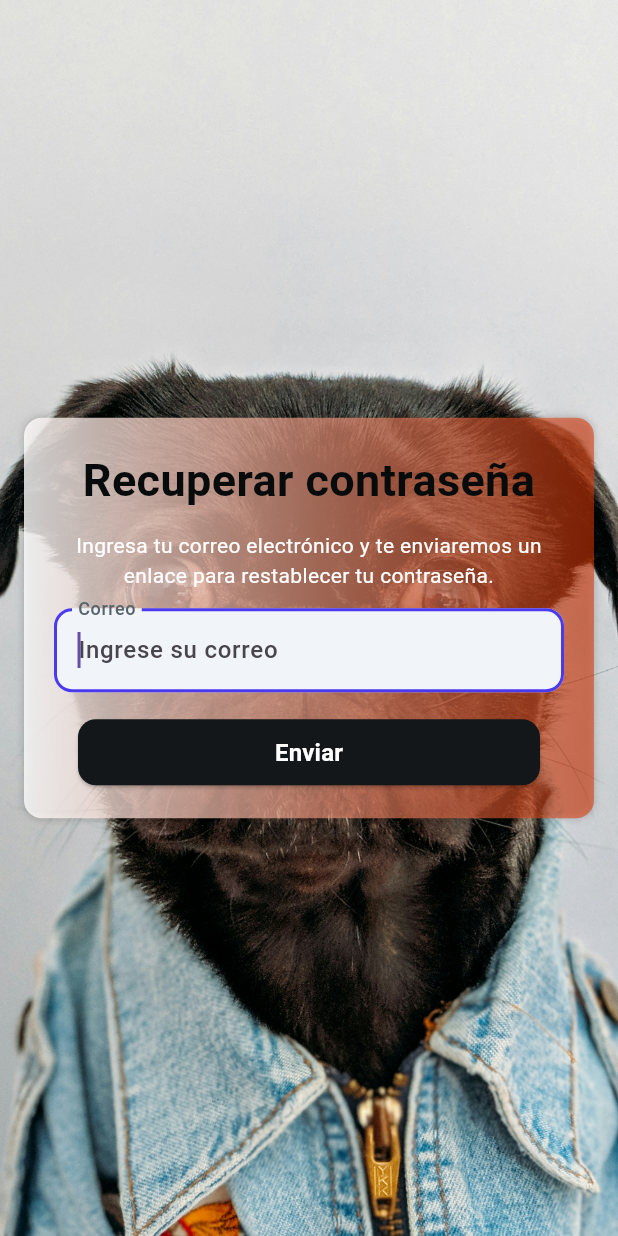
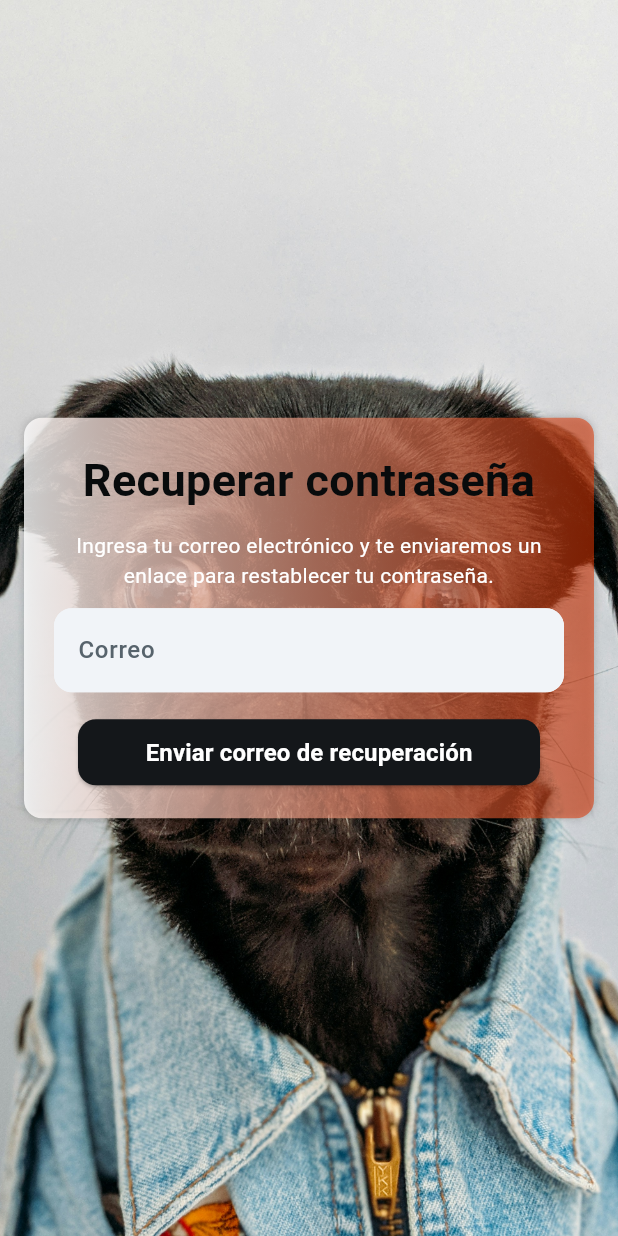
Before and after one commit to DAD-GEEK/wauume, a Flutter app: the screen it shows after launch, after a tap on "¿Olvidaste tu contraseña?", on a phone screen of 412 x 824 dp. Run offline on Flutter 3.47's test engine with Material 3 defaults, Android fonts, the phone set to English and light mode, and no system bars; our stand-ins replace cloud_firestore, firebase_auth, firebase_core, font_awesome_flutter, google_sign_in; accounts and stored records are empty; network calls fail; Roboto replaces fonts that are missing (Plus Jakarta Sans).

Commit message:
inicio de Sesion Google Firebase Cierre de Sesion Google desde appbar Forgot Password, por ahora en Spam

```diff
--- a/lib/controllers/HomeController.dart
+++ b/lib/controllers/HomeController.dart
@@ -12,6 +12,7 @@ loadNewSection(GlobalKey<FormState> formKey,BuildContext context, String page) {
     'Favoritos': () => const Favoritos(),
     'Mascotas': () => Mascotas(),
     'Perfil' : () => const Perfil(),
+
   };
 
   if (pageRoutes.containsKey(page)) {
--- a/lib/views/pages/loginPages/ForgotPassword.dart
+++ b/lib/views/pages/loginPages/ForgotPassword.dart
@@ -14,7 +14,7 @@ class _ForgotPasswordState extends State<ForgotPassword> {
   String labelEmail = "Correo";
   String email = "";
   String background = "images/ImageForgotPassword.jpg";
-  GlobalKey<FormState> _key = GlobalKey();
+  final GlobalKey<FormState> _key = GlobalKey();
   @override
   Widget build(BuildContext context) {
     return Scaffold(
@@ -70,33 +70,56 @@ class _ForgotPasswordState extends State<ForgotPassword> {
                                     style: TextStyle(
                                         fontSize: 14,
                                         fontFamily: 'Plus Jakarta Sans',
-                                          color: Color.fromARGB(
-                                              255, 255, 255, 255)),
+                                        color:
+                                            Color.fromARGB(255, 255, 255, 255)),
                                   ),
                                 ),
+                                Form(
+                                    key: _key,
+                                    child: Column(children: [
+                                      //Email
                                       Padding(
-                            padding: const EdgeInsets.fromLTRB(0, 0, 0, 16),
+                                        padding: const EdgeInsets.fromLTRB(
+                                            0, 0, 0, 16),
                                         child: SizedBox(
                                           width: double.infinity,
                                           child: TextFormField(
                                               onChanged: (valor) {
                                                 email = valor;
                                               },
+                                              controller: TextEditingController(
+                                                  text: email),
+                                              validator: validEmailFormtype,
                                               style: textStyle(),
-                                  autofocus: true,
-                                  validator: validEmailFormtype,
-                                  keyboardType: assignTextInputType(labelEmail),
+                                              keyboardType: assignTextInputType(
+                                                  labelEmail),
                                               autofillHints:
-                                      assignAutoFillHints(labelEmail),
-                                  decoration: decorationTextFormField(labelEmail)),
+                                                  assignAutoFillHints(
+                                                      labelEmail),
+                                              decoration:
+                                                  decorationTextFormField(
+                                                      labelEmail)),
                                         ),
                                       ),
-                           newElevatedButtonBlack(_key, context,
-                              'Enviar', "Login", email),
-                                ]))),
-                      )
+                                      //Boton enviar correo de recuperación
+                                      Padding(
+                                        padding: const EdgeInsetsDirectional
+                                            .fromSTEB(16, 0, 16, 0),
+                                        child: ElevatedButton(
+                                            onPressed: () => {
+                                                  forgotpassword(_key, context,
+                                                      email: email)
+                                                },
+                                            style: assigButtonStyle(),
+                                            child: Text(
+                                                'Enviar correo de recuperación',
+                                                style:
+                                                    assignTextStyleButton())),
+                                      ),
+                                    ]))
                               ]),
-              ),
-            )));
+                            ))),
+                  ]),
+            ))));
   }
 }
--- a/lib/views/pages/signupPages/SignUp.dart
+++ b/lib/views/pages/signupPages/SignUp.dart
@@ -88,7 +88,7 @@ class _SignUpState extends State<SignUp> {
                               createTextFormField('Contraseña'),
                               createTextFormField('Confirmar Contraseña'),
                               createTextFormField('Celular'),
-                              newTextButton(_key,
+                              newTextButton(
                                   context, 'Ingresa Aqui', 'Login', "Register"),
                               newElevatedButtonBlack(_key,
                                   context, 'Continuar', 'SignUpTwo'),
--- a/lib/views/pages/signupPages/SignUpTwo.dart
+++ b/lib/views/pages/signupPages/SignUpTwo.dart
@@ -86,10 +86,9 @@ class _SignUpTwoState extends State<SignUpTwo> {
                               createTextFormField('Ciudad'),
                               createTextFormField('Fecha de Nacimiento'),
                               newTextButton(
-                                _key,
                                   context, 'Ingresa Aqui', 'Login', "Register"),
-                              newElevatedButtonBlack(_key,
-                                  context, 'Crear Cuenta', 'Home'),
+                              newElevatedButtonBlack(
+                                  _key, context, 'Crear Cuenta', 'Home'),
                             ]))),
                   )
                 ]),
--- a/lib/views/pages/userPages/Mascotas/EditMascota.dart
+++ b/lib/views/pages/userPages/Mascotas/EditMascota.dart
@@ -3,7 +3,6 @@ import 'package:flutter/material.dart';
 import 'package:provider/provider.dart';
 import 'package:wauume/controllers/mascotas/MascotasProvider.dart';
 import 'package:wauume/models/MascotaModel.dart';
-import 'package:wauume/views/widgets/Buttons.dart';
 
 class EditMascota extends StatefulWidget {
   final int index;
@@ -20,7 +19,6 @@ class _EditPetPageState extends State<EditMascota> {
   Widget build(BuildContext context) {
     int index = widget.index;
     return Scaffold(
-      appBar: Appbar(),
       body: Consumer<MascotasProvider>(
           builder: (context, petProvider, child) => PetForm(petProvider,index)),
     );
--- a/lib/views/pages/userPages/Mascotas/NewMascota.dart
+++ b/lib/views/pages/userPages/Mascotas/NewMascota.dart
@@ -2,7 +2,7 @@ import 'package:flutter/material.dart';
 import 'package:provider/provider.dart';
 import 'package:wauume/controllers/mascotas/MascotaController.dart';
 import 'package:wauume/controllers/mascotas/MascotasProvider.dart';
-import 'package:wauume/views/widgets/Buttons.dart';
+
 
 class NewMascotaPage extends StatefulWidget {
   @override
@@ -31,7 +31,6 @@ class _CreateMascotaPageState extends State<NewMascotaPage> {
   @override
   Widget build(BuildContext context) {
     return Scaffold(
-      appBar: Appbar(),
       body: Consumer<MascotasProvider>(
           builder: (context, petProvider, child) => PetForm(petProvider)),
     );
--- a/lib/views/pages/userPages/Perfil.dart
+++ b/lib/views/pages/userPages/Perfil.dart
@@ -10,7 +10,7 @@ class Perfil extends StatefulWidget {
 class _PerfilState extends State<Perfil> {
   @override
   Widget build(BuildContext context) {
-    return Scaffold(
+    return const Scaffold(
       body: Center(
         child: Text('Perfil'),
       ),
--- a/lib/views/widgets/FormField.dart
+++ b/lib/views/widgets/FormField.dart
@@ -3,7 +3,7 @@ import 'package:flutter/material.dart';
 Padding createTextFormField(labetext) {
   return Padding(
     padding: const EdgeInsets.fromLTRB(0, 0, 0, 16),
-    child: Container(
+    child: SizedBox(
       width: double.infinity,
       child: TextFormField(
         style: const TextStyle(
--- a/lib/views/widgets/LoginWidget.dart
+++ b/lib/views/widgets/LoginWidget.dart
@@ -1,6 +1,8 @@
+import 'package:firebase_auth/firebase_auth.dart';
 import 'package:flutter/material.dart';
 import 'package:font_awesome_flutter/font_awesome_flutter.dart';
 import 'package:wauume/controllers/login/LoginController.dart';
+import 'package:wauume/controllers/login/firebase_service.dart';
 import 'package:wauume/views/widgets/Buttons.dart';
 import 'package:wauume/views/widgets/Container.dart';
 import 'package:wauume/views/widgets/FormField.dart';
@@ -165,7 +167,7 @@ class _LoginWidgetState extends State<LoginWidget> {
                                 children: [
                                   TextButton(
                                     onPressed: () => loadNewPage(
-                                        _key, context, 'ForgotPassword'),
+                                        context, 'ForgotPassword'),
                                     child: Text(
                                       '¿Olvidaste tu contraseña?',
                                       style: assignTextStyleButton(),
@@ -184,8 +186,11 @@ class _LoginWidgetState extends State<LoginWidget> {
                             padding: const EdgeInsetsDirectional.fromSTEB(
                                 16, 10, 16, 10),
                             child: ElevatedButton.icon(
-                                onPressed: () =>
-                                    loadNewPage(_key, context, 'Home'),
+                                onPressed: () async {
+                                  UserCredential userCredential = await signInWithGoogle();
+                                  print(userCredential) ;
+                                  loadNewPage(context, 'Home');
+                                                                },
                                 style: assignButtonStyleGoogle(),
                                 icon: const FaIcon(FontAwesomeIcons.google,
                                     color: Color(0xC4DB3503)),
@@ -194,7 +199,7 @@ class _LoginWidgetState extends State<LoginWidget> {
                                   style: textStyle(),
                                 )),
                           ),
-                          newTextButton(_key, context, 'Registrate Ahora!',
+                          newTextButton(context, 'Registrate Ahora!',
                               "SignUp", "Signup"),
                         ],
                       ),
```
Also changed, not shown: lib/controllers/login/LoginController.dart (+29 -2 lines), lib/controllers/login/firebase_service.dart (added, +39 -0 lines), lib/views/pages/userPages/Home.dart (+17 -1 lines), lib/views/widgets/Buttons.dart (+10 -7 lines). Lines whose indentation alone changed are shown as unchanged.
